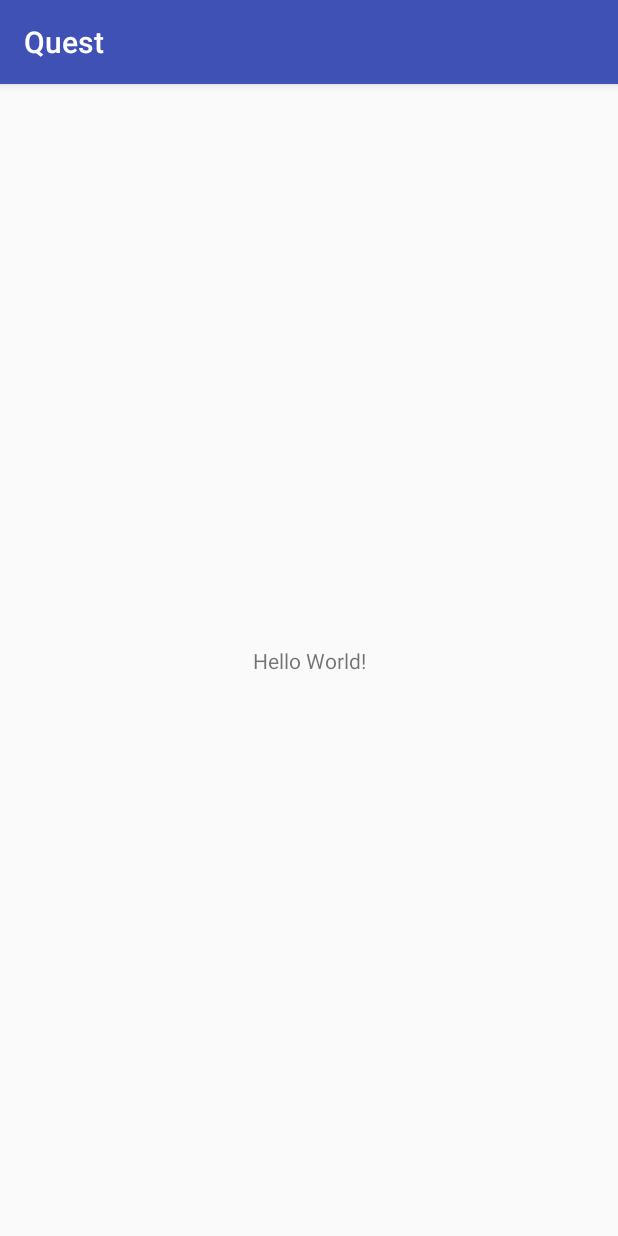
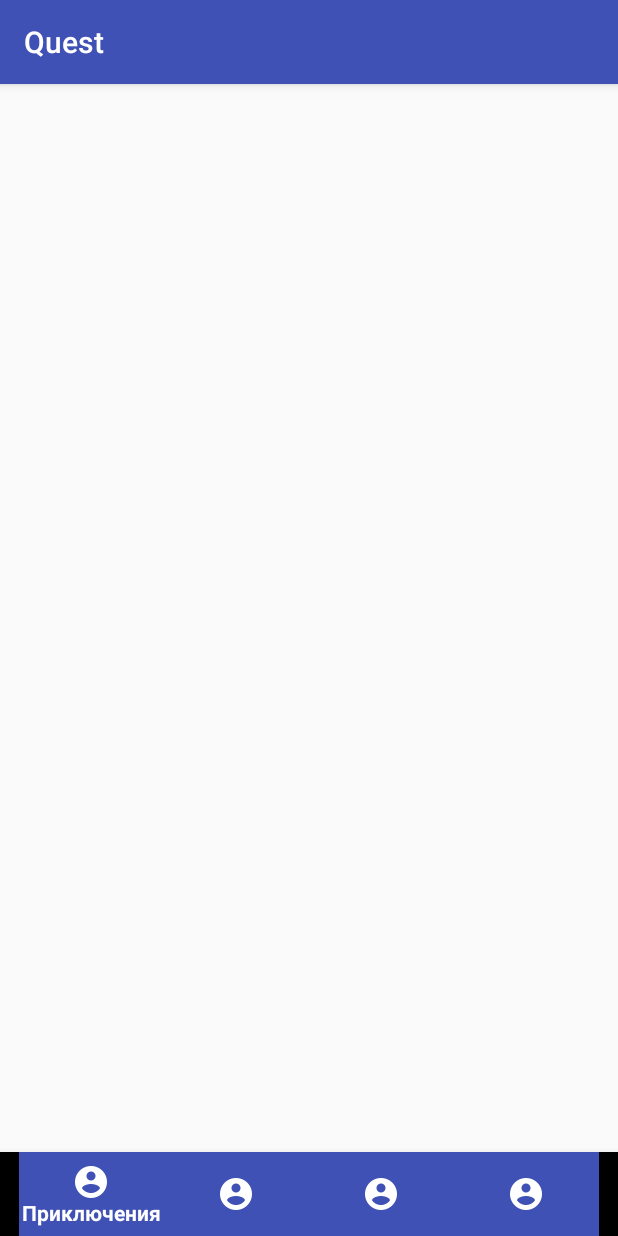
Before and after one commit to KostiaGontarev/strong-pancakes, an Android app: the screen it shows after launch (MainActivity), on a phone screen of 412 x 824 dp. Run offline under Robolectric (Android 15) with nearby library versions, the phone set to English and light mode, and no system bars.

Commit message:
Added fragment proto. Added main screen menu.

```diff
--- a/android/app/build.gradle
+++ b/android/app/build.gradle
@@ -44,6 +44,7 @@ dependencies {
     implementation 'com.android.support.constraint:constraint-layout:1.0.2'
     compile 'com.google.firebase:firebase-core:11.0.1'
     compile 'com.google.firebase:firebase-auth:11.0.1'
+    compile 'com.android.support:design:25.4.0'
 }
 
 apply plugin: 'com.google.gms.google-services'
--- /dev/null
+++ b/android/app/src/main/java/com/strongpancakes/quest/ui/career/CareerGoalsFragment.kt
@@ -0,0 +1,7 @@
+package com.strongpancakes.quest.ui.career
+
+/**
+ * Created by Yury Minich on 6/17/17.
+ */
+class CareerGoalsFragment {
+}
--- /dev/null
+++ b/android/app/src/main/java/com/strongpancakes/quest/ui/career/CareerListFragment.kt
@@ -0,0 +1,7 @@
+package com.strongpancakes.quest.ui.career
+
+/**
+ * Created by Yury Minich on 6/17/17.
+ */
+class CareerListFragment {
+}
--- /dev/null
+++ b/android/app/src/main/java/com/strongpancakes/quest/ui/profile/ProfileFragment.kt
@@ -0,0 +1,7 @@
+package com.strongpancakes.quest.ui.profile
+
+/**
+ * Created by Yury Minich on 6/17/17.
+ */
+class ProfileFragment {
+}
--- /dev/null
+++ b/android/app/src/main/java/com/strongpancakes/quest/ui/tasks/TaskListFragment.kt
@@ -0,0 +1,9 @@
+package com.strongpancakes.quest.ui.tasks
+
+import android.app.Fragment
+
+/**
+ * Created by Yury Minich on 6/17/17.
+ */
+class TaskListFragment : Fragment() {
+}
--- a/android/app/src/main/res/layout/activity_main.xml
+++ b/android/app/src/main/res/layout/activity_main.xml
@@ -1,19 +1,19 @@
 <?xml version="1.0" encoding="utf-8"?>
-<android.support.constraint.ConstraintLayout
-    xmlns:android="http://schemas.android.com/apk/res/android"
-    xmlns:app="http://schemas.android.com/apk/res-auto"
-    xmlns:tools="http://schemas.android.com/tools"
-    android:layout_width="match_parent"
-    android:layout_height="match_parent"
-    tools:context="com.strongpancakes.quest.ui.main.MainActivity">
+<RelativeLayout xmlns:android="http://schemas.android.com/apk/res/android"
+                xmlns:app="http://schemas.android.com/apk/res-auto"
+                android:layout_width="match_parent"
+                android:layout_height="match_parent">
 
-    <TextView
-        android:layout_width="wrap_content"
+    <!-- Content Container -->
+
+    <android.support.design.widget.BottomNavigationView
+        android:id="@+id/bottom_navigation"
+        android:layout_width="match_parent"
         android:layout_height="wrap_content"
-        android:text="Hello World!"
-        app:layout_constraintBottom_toBottomOf="parent"
-        app:layout_constraintLeft_toLeftOf="parent"
-        app:layout_constraintRight_toRightOf="parent"
-        app:layout_constraintTop_toTopOf="parent"/>
+        android:layout_alignParentBottom="true"
+        app:itemBackground="@color/colorPrimary"
+        app:itemIconTint="@android:color/white"
+        app:itemTextColor="@android:color/white"
+        app:menu="@menu/bottom_navigation_main"/>
 
-</android.support.constraint.ConstraintLayout>
+</RelativeLayout>
--- /dev/null
+++ b/android/app/src/main/res/menu/bottom_navigation_main.xml
@@ -0,0 +1,28 @@
+<?xml version="1.0" encoding="utf-8"?>
+<menu xmlns:android="http://schemas.android.com/apk/res/android"
+      xmlns:app="http://schemas.android.com/apk/res-auto">
+    <item
+        android:id="@+id/actionEvents"
+        android:enabled="true"
+        android:icon="@drawable/ic_account_circle_white_24dp"
+        android:title="Приключения"
+        app:showAsAction="always"/>
+    <item
+        android:id="@+id/actionTasks"
+        android:enabled="true"
+        android:icon="@drawable/ic_account_circle_white_24dp"
+        android:title="Задания"
+        app:showAsAction="always"/>
+    <item
+        android:id="@+id/actionCareer"
+        android:enabled="true"
+        android:icon="@drawable/ic_account_circle_white_24dp"
+        android:title="Карьера"
+        app:showAsAction="always"/>
+    <item
+        android:id="@+id/actionProfile"
+        android:enabled="true"
+        android:icon="@drawable/ic_account_circle_white_24dp"
+        android:title="Профиль"
+        app:showAsAction="always"/>
+</menu>
```
Also changed, not shown: android/app/src/main/res/drawable-hdpi/ic_account_circle_white_24dp.png (added), android/app/src/main/res/drawable-mdpi/ic_account_circle_white_24dp.png (added), android/app/src/main/res/drawable-xhdpi/ic_account_circle_white_24dp.png (added), android/app/src/main/res/drawable-xxhdpi/ic_account_circle_white_24dp.png (added), android/app/src/main/res/drawable-xxxhdpi/ic_account_circle_white_24dp.png (added).
